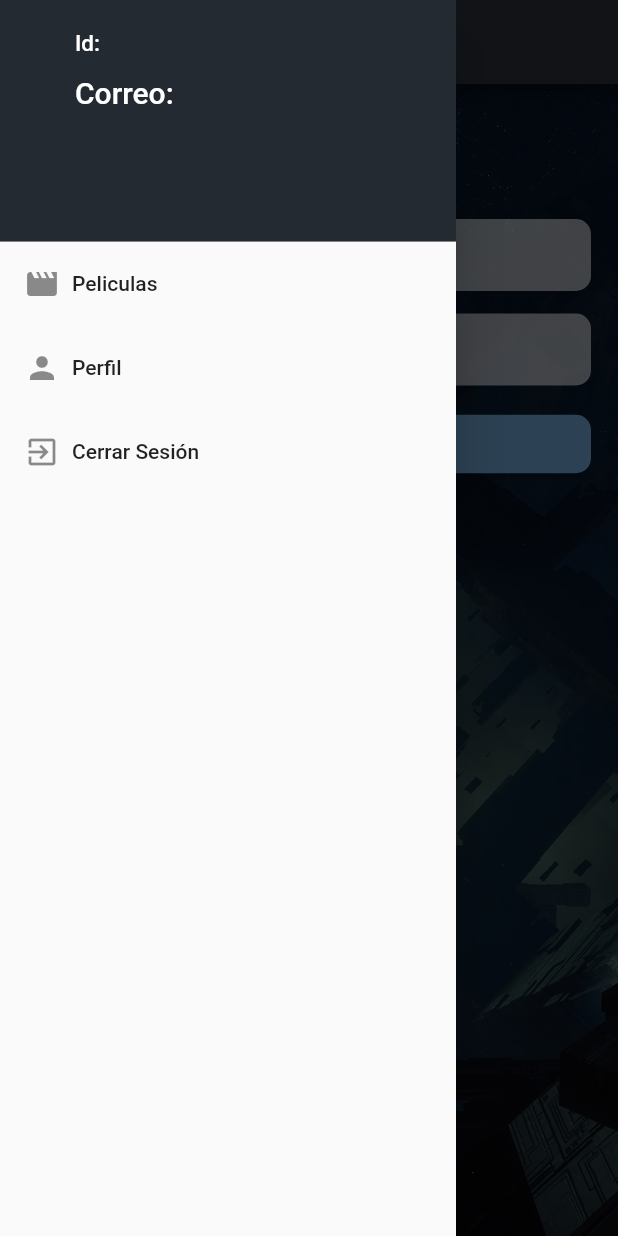
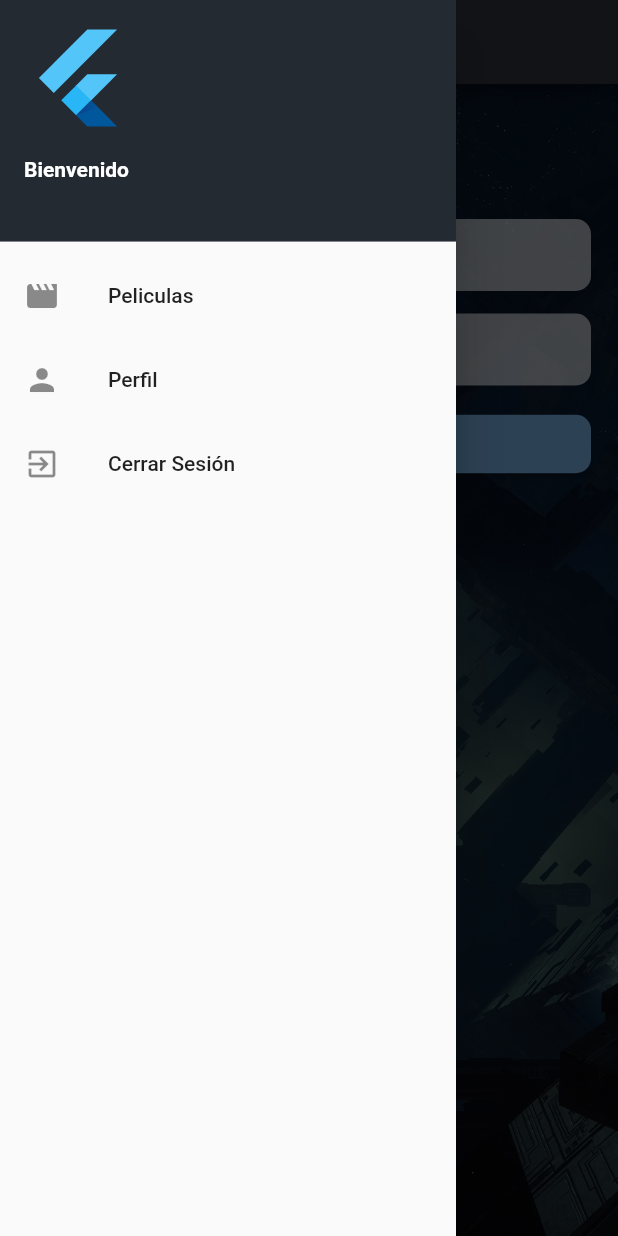
Before and after one commit to ronnygomezp21/ecuafilms, a Flutter app: the PerfilUsuario screen opened by its route, with the side drawer open, on a phone screen of 412 x 824 dp. Run offline on Flutter 3.47's test engine with Material 2 defaults, Android fonts, the phone set to English and light mode, and no system bars; our stand-ins replace another_flushbar, carousel_slider, cloud_firestore, firebase_auth, firebase_core, flutter_native_splash; accounts and stored records are empty; network calls fail.

Commit message:
modificaciones del menu, para mostrar datos del perfil logueado.

```diff
--- a/lib/controllers/perfil_controller.dart
+++ b/lib/controllers/perfil_controller.dart
@@ -9,7 +9,7 @@ class Perfil {
   Future<Usuario> obtenerUsuario(userId) async {
     try {
       DocumentSnapshot snapshot =
-          await firestore.collection('usuarios').doc(userId).get();
+          await firestore.collection('usuarios').doc(userId.toString()).get();
       if (snapshot.exists) {
         return Usuario(
           firebaseId: snapshot.id,
--- a/lib/views/detalle_pelicula_screen.dart
+++ b/lib/views/detalle_pelicula_screen.dart
@@ -62,7 +62,7 @@ class _Detalle extends State<DetallePelicula> {
                                     ),
                                     image: DecorationImage(
                                       image: NetworkImage(
-                                          '${image}w500${snapshot.data!.backdropPath}'),
+                                          '${image}original${snapshot.data!.backdropPath}'),
                                       fit: BoxFit.cover,
                                     ),
                                   ),
--- a/lib/widgets/menu_pelicula_screen.dart
+++ b/lib/widgets/menu_pelicula_screen.dart
@@ -1,6 +1,8 @@
+import 'package:ecuafilms/controllers/perfil_controller.dart';
 import 'package:ecuafilms/main.dart';
+import 'package:ecuafilms/models/usuario_model.dart';
+
 import 'package:firebase_auth/firebase_auth.dart';
-
 import 'package:flutter/material.dart';
 
 class MenuPelicula extends StatefulWidget {
@@ -11,7 +13,8 @@ class MenuPelicula extends StatefulWidget {
 }
 
 class _Menu extends State<MenuPelicula> {
-  final User? user = FirebaseAuth.instance.currentUser;
+  final Perfil datosPerfil = Perfil();
+  final User? userFirebase = FirebaseAuth.instance.currentUser;
 
   @override
   void initState() {
@@ -20,20 +23,33 @@ class _Menu extends State<MenuPelicula> {
 
   @override
   Widget build(BuildContext context) {
-    // print(user
-    // ?.email); // se imprime el correo del usuario para verificar que usuario esta logueado
     return Drawer(
       child: ListView(
         padding: EdgeInsets.zero,
         children: <Widget>[
-          drawerHeader(),
+          UserAccountsDrawerHeader(
+            decoration: const BoxDecoration(color: Color(0xFF242A32)),
+            accountName: const Text(
+              'Bienvenido',
+              style: TextStyle(
+                fontWeight: FontWeight.bold,
+              ),
+            ),
+            accountEmail: Text(
+              userFirebase!.email.toString(),
+              style: const TextStyle(
+                fontWeight: FontWeight.bold,
+              ),
+            ),
+            currentAccountPicture: const FlutterLogo(),
+          ),
           drawerItem(
               icon: Icons.movie,
-              text: 'Peliculas', // se coloca peliculas
+              text: 'Peliculas',
               onTap: () => Navigator.pushNamed(context, 'home')),
           drawerItem(
               icon: Icons.person,
-              text: 'Perfil', //se coloca perfil
+              text: 'Perfil',
               onTap: () => Navigator.pushNamed(context, 'perfil_usuario')),
           drawerItem(
               icon: Icons.exit_to_app,
@@ -48,49 +64,10 @@ class _Menu extends State<MenuPelicula> {
     );
   }
 
-  Widget drawerHeader() {
-    return DrawerHeader(
-        margin: EdgeInsets.zero,
-        padding: EdgeInsets.zero,
-        decoration: const BoxDecoration(
-          color: Color(0xFF242A32),
-        ),
-        child: Stack(children: <Widget>[
-          Padding(
-            padding: const EdgeInsets.all(50),
-            child: Text(
-              'Correo: ${user!.email}',
-              style: const TextStyle(
-                  color: Colors.white,
-                  fontSize: 20,
-                  fontWeight: FontWeight.w500),
-            ),
-          ),
-          Padding(
-            padding: const EdgeInsets.only(top: 20, left: 50),
-            child: Text(
-              'Id: ${user!.uid}',
-              style: const TextStyle(
-                  color: Colors.white,
-                  fontSize: 15,
-                  fontWeight: FontWeight.w500),
-            ),
-          ),
-        ]));
-  }
-
-  Widget drawerItem(
-      {IconData? icon, required String text, GestureTapCallback? onTap}) {
+  Widget drawerItem({IconData? icon, String? text, GestureTapCallback? onTap}) {
     return ListTile(
-      title: Row(
-        children: <Widget>[
-          Icon(icon),
-          Padding(
-            padding: const EdgeInsets.only(left: 8.0),
-            child: Text(text),
-          )
-        ],
-      ),
+      leading: Icon(icon),
+      title: Text(text!),
       onTap: onTap,
     );
   }
```
